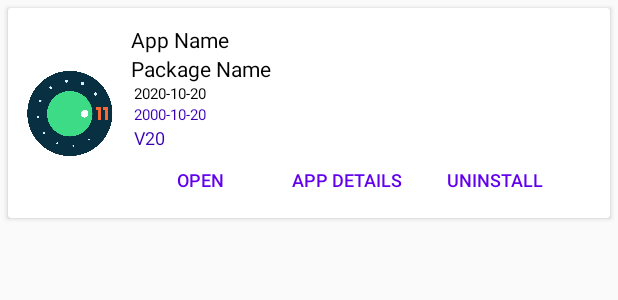
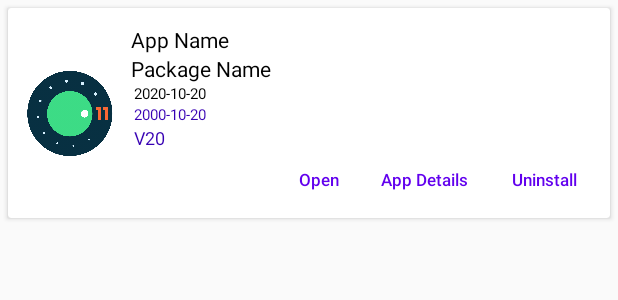
Before and after one commit to basantkapri/AppManager, an Android app: the layout application_cell.xml on its own in the app's theme, with its tools: preview values and no code run, on a phone screen of 412 x 824 dp. Shown: the top 300 px of the screen. Run offline under Robolectric (Android 15) with nearby library versions, the phone set to English and light mode, and no system bars.

Commit message:
Improved UI

```diff
--- a/app/build.gradle
+++ b/app/build.gradle
@@ -15,8 +15,8 @@ android {
         applicationId "com.bashu.kapri.appmanager"
         minSdkVersion 21
         targetSdkVersion 29
-        versionCode 2
-        versionName "1.0"
+        versionCode 3
+        versionName "1.1"
 
         testInstrumentationRunner "androidx.test.runner.AndroidJUnitRunner"
     }
--- a/app/src/main/java/com/bashu/kapri/appmanager/data/AppManagerHelper.kt
+++ b/app/src/main/java/com/bashu/kapri/appmanager/data/AppManagerHelper.kt
@@ -62,7 +62,7 @@ object AppManagerHelper {
         } catch (e: Exception) {
             e.printStackTrace()
         }
-        return "V-$versionName"
+        return "V : $versionName"
     }
 
     fun getInstalledOn(packageName: String, application: Application): String {
@@ -72,7 +72,7 @@ object AppManagerHelper {
             val info = manager.getPackageInfo(packageName, 0)
             if (info != null) {
                 val milli = info.firstInstallTime
-                installedOn = "Installed " + DateHelper.getFormattedDate(milli)
+                installedOn = "Installed On : " + DateHelper.getFormattedDate(milli)
             }
         } catch (e: PackageManager.NameNotFoundException) {
             e.printStackTrace()
@@ -87,7 +87,7 @@ object AppManagerHelper {
             val info = manager.getPackageInfo(packageName, 0)
             if (info != null) {
                 val milli = info.lastUpdateTime
-                lastUpdatedOn = "Updated " + DateHelper.getFormattedDate(milli)
+                lastUpdatedOn = "Updated On : " + DateHelper.getFormattedDate(milli)
             }
         } catch (e: PackageManager.NameNotFoundException) {
             e.printStackTrace()
--- a/app/src/main/res/layout/application_cell.xml
+++ b/app/src/main/res/layout/application_cell.xml
@@ -101,7 +101,7 @@
             android:textSize="12sp" />
 
         <RelativeLayout
-            android:layout_width="wrap_content"
+            android:layout_width="match_parent"
             android:layout_height="wrap_content"
             android:layout_below="@id/versionNo"
             android:layout_gravity="start|center_vertical"
@@ -115,51 +115,54 @@
 
             <Button
                 android:id="@+id/btnOpen"
-                android:layout_width="wrap_content"
+                android:layout_width="50dp"
                 android:layout_height="40dp"
                 android:layout_alignParentStart="true"
                 android:layout_alignParentLeft="true"
                 android:layout_alignParentTop="true"
                 android:layout_marginLeft="10dp"
                 android:background="?android:attr/selectableItemBackground"
+                android:capitalize="none"
                 android:gravity="center"
                 android:singleLine="true"
                 android:text="Open"
                 android:textAllCaps="true"
                 android:textColor="@color/colorPrimary"
-                android:textSize="12sp" />
+                android:textSize="11sp" />
 
             <Button
                 android:id="@+id/btnAppDetail"
-                android:layout_width="wrap_content"
+                android:layout_width="70dp"
                 android:layout_height="40dp"
                 android:layout_alignParentTop="true"
                 android:layout_marginLeft="10dp"
                 android:layout_toEndOf="@+id/btnOpen"
                 android:layout_toRightOf="@+id/btnOpen"
                 android:background="?android:attr/selectableItemBackground"
+                android:capitalize="none"
                 android:gravity="center"
                 android:singleLine="true"
                 android:text="App Details"
                 android:textAllCaps="true"
                 android:textColor="@color/colorPrimary"
-                android:textSize="12sp" />
+                android:textSize="11sp" />
 
             <Button
                 android:id="@+id/btnUninstall"
-                android:layout_width="wrap_content"
+                android:layout_width="70dp"
                 android:layout_height="40dp"
                 android:layout_alignParentTop="true"
                 android:layout_marginLeft="10dp"
                 android:layout_toEndOf="@+id/btnAppDetail"
                 android:layout_toRightOf="@+id/btnAppDetail"
                 android:background="?android:attr/selectableItemBackground"
+                android:capitalize="none"
                 android:gravity="center"
                 android:singleLine="true"
                 android:text="Uninstall"
                 android:textAllCaps="true"
                 android:textColor="@color/colorPrimary"
-                android:textSize="12sp" />
+                android:textSize="11sp" />
 
         </RelativeLayout>
 
```
Also changed, not shown: 1 other file.
